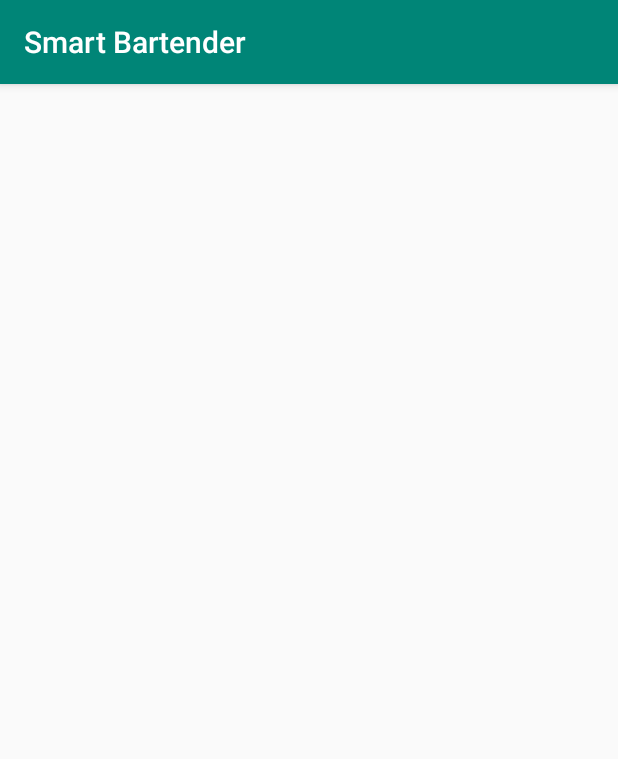
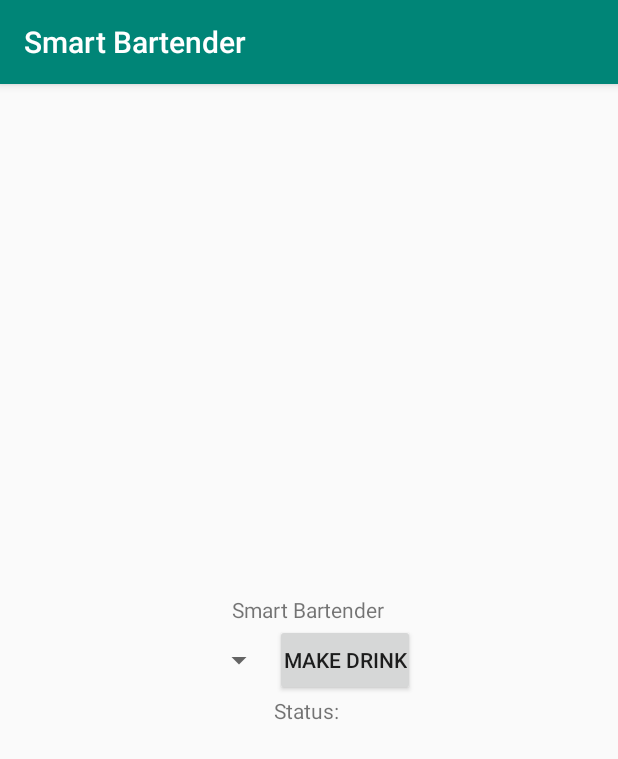
Before and after one commit to sagarp-patel/Bartender, an Android app: the screen it shows after launch (MainActivity), on a phone screen of 412 x 824 dp. Shown: the top 759 px of the screen. Run offline under Robolectric (Android 15) with nearby library versions, the phone set to English and light mode, and no system bars.

Commit message:
Added a Basic Layout

```diff
--- a/Android_App/MySmartBartender/app/src/main/java/com/sagarpatel/mysmartbartender/MainActivity.kt
+++ b/Android_App/MySmartBartender/app/src/main/java/com/sagarpatel/mysmartbartender/MainActivity.kt
@@ -2,11 +2,20 @@ package com.sagarpatel.mysmartbartender
 
 import android.support.v7.app.AppCompatActivity
 import android.os.Bundle
-
+import android.view.View
 class MainActivity : AppCompatActivity() {
 
     override fun onCreate(savedInstanceState: Bundle?) {
         super.onCreate(savedInstanceState)
         setContentView(R.layout.activity_main)
     }
+
+
+    // Make Drink Function. Sends a signal to the RPi to make a drink selected from the spinner object
+    fun make_Drink(view: View){
+        //Process
+        //1st get the drink selected from spinner,
+        //2nd send the signal corresponding to that to RPi
+    }
+
 }
--- a/Android_App/MySmartBartender/app/src/main/res/layout/activity_main.xml
+++ b/Android_App/MySmartBartender/app/src/main/res/layout/activity_main.xml
@@ -5,7 +5,42 @@
         xmlns:app="http://schemas.android.com/apk/res-auto"
         android:layout_width="match_parent"
         android:layout_height="match_parent"
+        android:orientation="vertical"
+        android:gravity="center"
         tools:context=".MainActivity">
+
+    <TextView android:layout_width="wrap_content"
+              android:layout_height="wrap_content"
+              android:text="@string/app_name"
+              android:gravity="center"
+    />
+    <LinearLayout android:layout_width="wrap_content"
+                  android:layout_height="wrap_content"
+                  android:orientation="horizontal"
+                  android:gravity="center"
+    >
+
+    <Spinner android:layout_width="wrap_content"
+             android:layout_height="wrap_content"
+             android:gravity="center"
+             android:padding="5dp">
+
+    </Spinner>
+        <Button android:layout_width="wrap_content"
+                android:layout_height="wrap_content"
+                android:gravity="center"
+                android:padding="5dp"
+                android:text="@string/btn_make_text"
+                android:id="@+id/make_drink_btn"
+                android:onClick="make_Drink"/>
+    </LinearLayout>
+
+    <TextView android:layout_width="wrap_content"
+              android:layout_height="wrap_content"
+              android:text="Status: "
+              android:gravity="center"
+
+    />
 
 
 </LinearLayout>
--- a/Android_App/MySmartBartender/app/src/main/res/values/strings.xml
+++ b/Android_App/MySmartBartender/app/src/main/res/values/strings.xml
@@ -1,4 +1,4 @@
 <resources>
     <string name="app_name">Smart Bartender</string>
-    <color name="background_color_blue">#0000ff</color>
+    <string name="btn_make_text">Make Drink</string>
 </resources>
```
Also changed, not shown: 1 other file.
